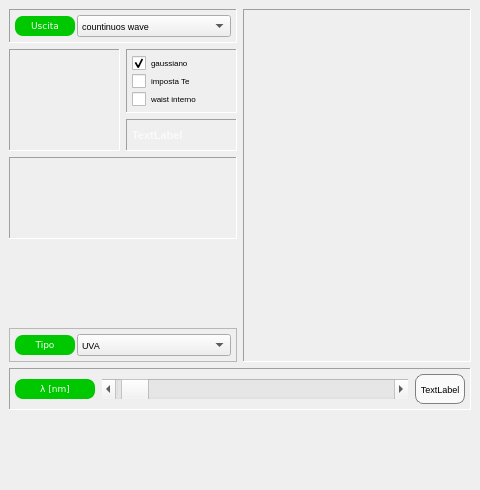
Above: dockcontrols.ui from crocodile119/Laser-Studio before the change. Below: the same form after it.
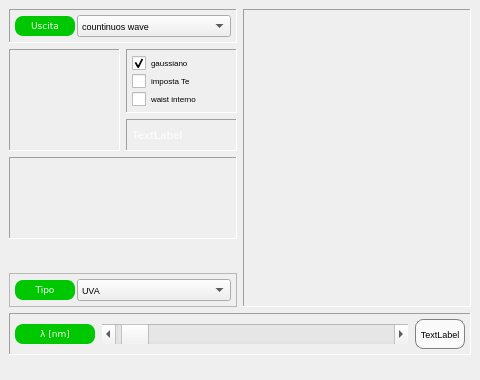
That is the form after the change. Icons and pictures are not drawn. Custom widgets are drawn as their Qt base class.

Diff of the .ui file:
```diff
--- a/dockcontrols.ui
+++ b/dockcontrols.ui
@@ -7,7 +7,7 @@
     <x>0</x>
     <y>0</y>
     <width>480</width>
-    <height>490</height>
+    <height>380</height>
    </rect>
   </property>
   <property name="sizePolicy">
@@ -19,7 +19,7 @@
   <property name="minimumSize">
    <size>
     <width>480</width>
-    <height>490</height>
+    <height>380</height>
    </size>
   </property>
   <property name="maximumSize">
```
